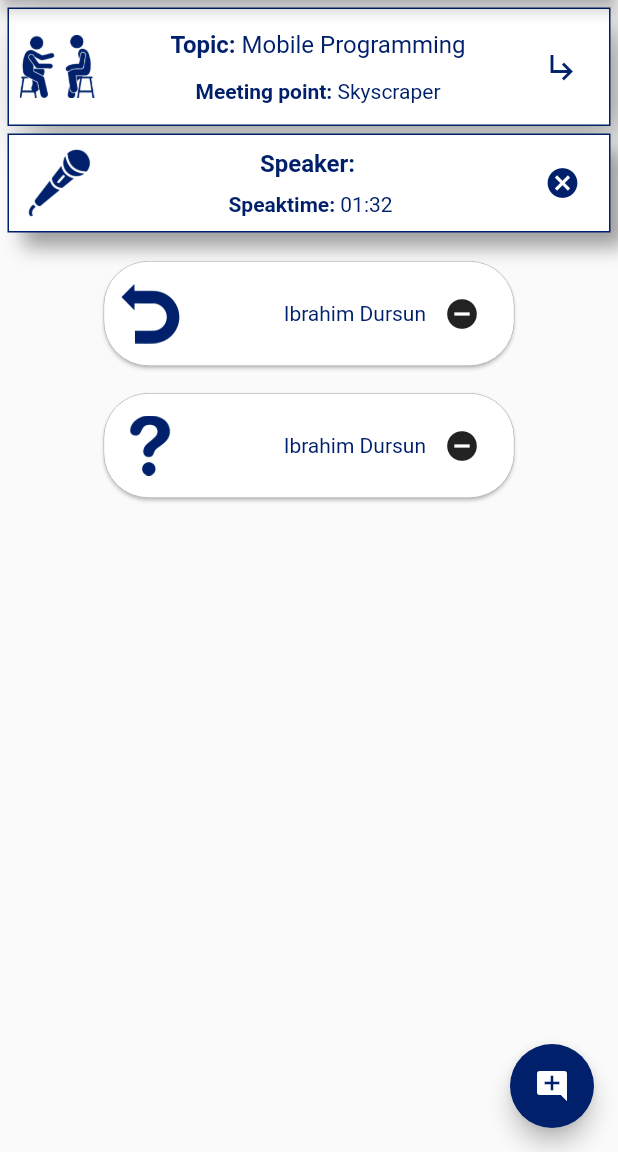
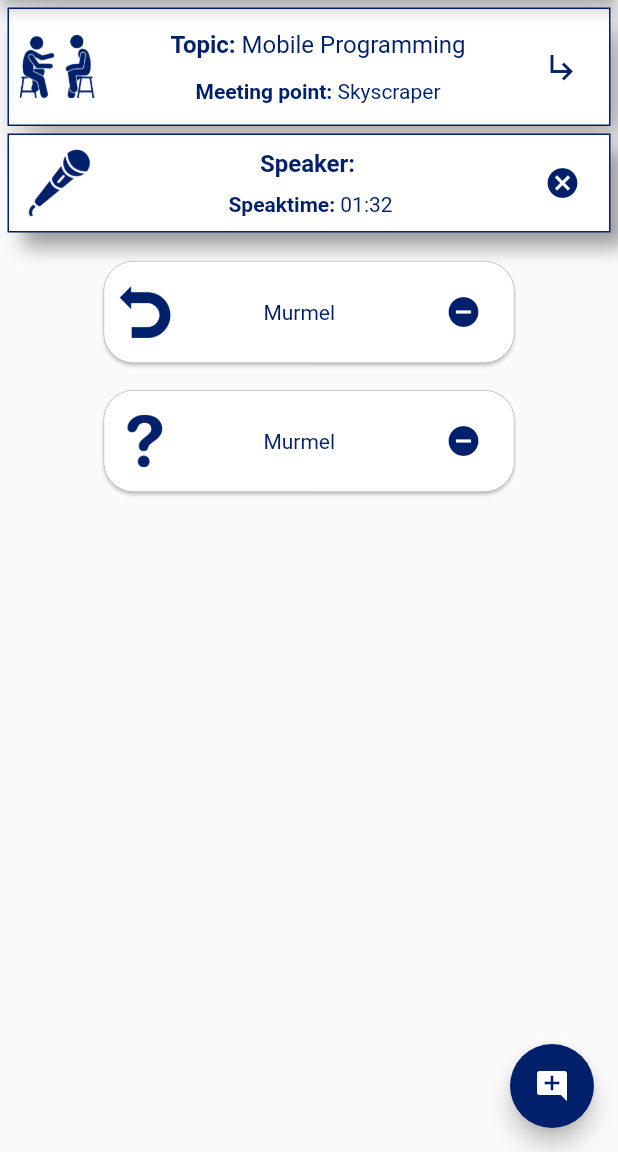
Before and after one commit to Murmelmunz/mop_frontend, a Flutter app: the RoomPage screen opened directly, on a phone screen of 412 x 824 dp, the part 84-1236 px from its top. Run offline on Flutter 3.47's test engine with Material 2 defaults, Android fonts, the phone set to English and light mode, and no system bars; our stand-ins replace shared_preferences; missing offline and left inert: flutter_circular_chart; accounts and stored records are empty.

Commit message:
password in joinRoom password is included at model/room Icons for password will be displayed correctly

```diff
--- a/lib/models/room.dart
+++ b/lib/models/room.dart
@@ -11,9 +11,8 @@ class Room {
   String password;
   List<Category> categories;
 
-  Room(this.roomId, this.topic, this.meetingPoint, this.date, this.time, this.categories) {
+  Room(this.roomId, this.topic, this.meetingPoint, this.date, this.time, this.categories, this.password) {
     this.topic ??= "";
-    this.password ??= "";
     this.categories ??= List<Category>();
   }
 
@@ -41,6 +40,7 @@ class Room {
 
       return Category("${ i['name'] }", values);
     })?.toList(),
+    json['password'],
   );
 
 //  @override
--- a/lib/screens/room.dart
+++ b/lib/screens/room.dart
@@ -31,52 +31,50 @@ class _RoomPageState extends State<RoomPage> {
   }
 
   Widget _buildProductItem(BuildContext context, int index) {
+    var _onPressed;
+    if(allContributions[index].userId == 10){
+      _onPressed = () {
+
+      };
+    }
+
     return new Container(
       padding: EdgeInsets.only(left: 65, right: 65, top: 5, bottom: 5),
-      alignment: Alignment(0, 0),
       child: Card(
           shape: RoundedRectangleBorder(
-            borderRadius: BorderRadius.circular(30.0),
+            borderRadius: BorderRadius.circular(20.0),
             side: BorderSide(width: 0.2),
           ),
           clipBehavior: Clip.antiAliasWithSaveLayer,
+
             child: Container(
-            padding: EdgeInsets.all(11),
+              padding: EdgeInsets.all(10),
               child: Row(
                   mainAxisAlignment: MainAxisAlignment.spaceBetween,
                   crossAxisAlignment: CrossAxisAlignment.center,
                   children: [
-                  Expanded(
-                    child: Align(
-                      alignment: Alignment.centerLeft,
-                      child: Image.asset(
+                    Image.asset(
                       allContributions[index].type,
-                        height: 40,
-                        width: 40,
-                      ),
-                    ),
+                      height: 35,
+                      width: 35,
                     ),
 
-                  Column(
-                    children: <Widget>[
-                      Align(
-                        alignment: Alignment.center,
-                        child: Text(
-                          "Ibrahim Dursun",
+
+                    Text(
+                      "Murmel",
                     ),
+
+                    IconButton(
+                      icon: Icon(
+                          Icons.remove_circle,
+                          color: Color(0xFF00206B),
                       ),
-                    ],
-                  ),
-                  Align(
-                    alignment: Alignment.centerRight,
-                    child: IconButton(
-                      icon: Icon(Icons.remove_circle),
-                      onPressed: () {
-                      },
-                    ),
+                      onPressed: _onPressed,
                     ),
                   ]),
-          )),
+            ),
+
+          ),
     );
   }
 
@@ -222,7 +220,7 @@ class _RoomPageState extends State<RoomPage> {
                         ],
                   ),
                   child: FutureBuilder<List<Contribution>>(
-                    future: Network().fetchRoomContributions(new Room(roomId, null, null, null, null, null)),
+                    future: Network().fetchRoomContributions(new Room(roomId, null, null, null, null, null, null)),
                     builder: (context, snapshot) {
                       if (snapshot.hasData) {
                         return Row(
--- a/lib/screens/search_room.dart
+++ b/lib/screens/search_room.dart
@@ -53,7 +53,7 @@ class _MyHomePageState extends State<SearchRoomPage> {
       ),
       floatingActionButton: FloatingActionButton(
         onPressed: () {
-          Navigator.of(context).pushNamed('/create_room', arguments: Room(null, "", "", "", "", null));
+          Navigator.of(context).pushNamed('/create_room', arguments: Room(null, "", "", "", "", null, null));
         },
         child: Icon(Icons.add),
       ),
--- a/lib/widgets/rooms_list.dart
+++ b/lib/widgets/rooms_list.dart
@@ -26,7 +26,7 @@ class _RoomsListState extends State<RoomsList> {
 
   void setPathForPW(){
     items.forEach((item) {
-      if(item.password != ""){
+      if(item.password != null){
         item.password = 'lib/assets/Schloss_Icon_Geschlossen.png';
       } else{
         item.password = 'lib/assets/schloss_icon_offen.png';
--- a/pubspec.yaml
+++ b/pubspec.yaml
@@ -22,6 +22,9 @@ dependencies:
   http: ^0.12.0
   intl: 0.15.7
   shared_preferences: ^0.4.2
+  flutter_circular_chart: ^0.1.0
+  flutter_staggered_grid_view: "^0.2.0"
+
 
   # The following adds the Cupertino Icons font to your application.
   # Use with the CupertinoIcons class for iOS style icons.
```
Also changed, not shown: lib/screens/evaluate_room.dart (+131 -1 lines), lib/widgets/join_dialog.dart (+31 -0 lines), pubspec.lock. Lines whose indentation alone changed are shown as unchanged.
